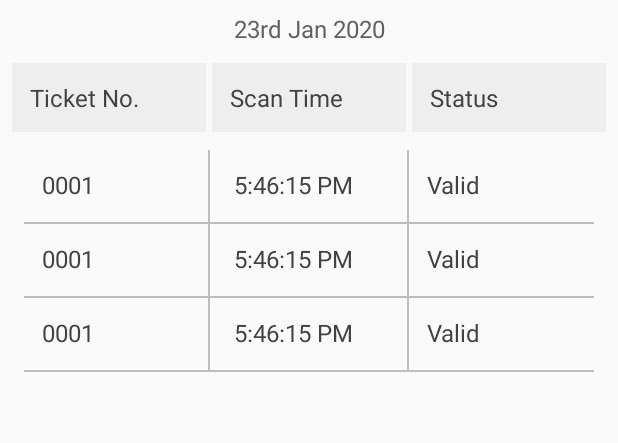
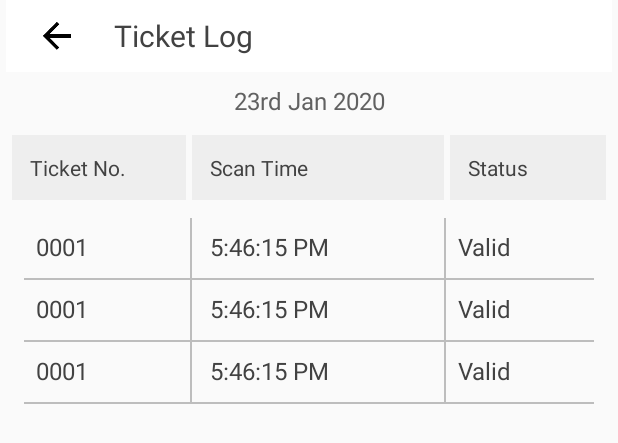
Before and after one commit to shakiz/QrCodeScanning, an Android app: the layout activity_ticket_log.xml on its own in the app's theme, with its tools: preview values and no code run, on a phone screen of 412 x 824 dp. Shown: the top 443 px of the screen. Run offline under Robolectric (Android 15) with nearby library versions, the phone set to English and light mode, and no system bars.

Commit message:
ui update and back pressed ticket log

```diff
--- a/app/src/main/AndroidManifest.xml
+++ b/app/src/main/AndroidManifest.xml
@@ -13,9 +13,13 @@
         android:networkSecurityConfig="@xml/network_security_config"
         android:supportsRtl="true"
         android:theme="@style/AppThemeNoActionBar">
-        <activity android:name=".TicketLogActivity"></activity>
+
+        <activity android:name=".TicketLogActivity"/>
+
         <activity android:name=".ProfileActivity" />
+
         <activity android:name=".onboard.MainActivity">
+
             <intent-filter>
                 <action android:name="android.intent.action.MAIN" />
 
--- a/app/src/main/java/com/shakil/qrcodescanning/ProfileActivity.java
+++ b/app/src/main/java/com/shakil/qrcodescanning/ProfileActivity.java
@@ -1,8 +1,6 @@
 package com.shakil.qrcodescanning;
 
 import androidx.appcompat.app.AppCompatActivity;
-import androidx.appcompat.widget.Toolbar;
-
 import android.content.Intent;
 import android.os.Bundle;
 import android.view.View;
--- a/app/src/main/java/com/shakil/qrcodescanning/TicketLogActivity.java
+++ b/app/src/main/java/com/shakil/qrcodescanning/TicketLogActivity.java
@@ -4,15 +4,16 @@ import androidx.appcompat.app.AppCompatActivity;
 import androidx.recyclerview.widget.LinearLayoutManager;
 import androidx.recyclerview.widget.RecyclerView;
 import android.app.ProgressDialog;
+import android.content.Intent;
 import android.os.AsyncTask;
 import android.os.Bundle;
 import android.os.Handler;
 import android.view.View;
 import android.widget.ImageView;
 import android.widget.TextView;
-
 import com.shakil.qrcodescanning.adapter.TicketLogListAdapter;
 import com.shakil.qrcodescanning.model.Ticket;
+import com.shakil.qrcodescanning.onboard.MainActivity;
 import java.util.ArrayList;
 import retrofit2.Call;
 import retrofit2.Callback;
@@ -24,6 +25,7 @@ public class TicketLogActivity extends AppCompatActivity {
     private AllApiService allApiService;
     private ImageView sadIcon;
     private TextView noData;
+    private ImageView back;
 
     @Override
     protected void onCreate(Bundle savedInstanceState) {
@@ -36,9 +38,17 @@ public class TicketLogActivity extends AppCompatActivity {
     private void initUI() {
         sadIcon = findViewById(R.id.SadIcon);
         noData = findViewById(R.id.NoDataMessage);
+        back = findViewById(R.id.back);
         ticketLogList = new ArrayList<>();
 
         new BackgroundDataLoad().execute();
+
+        back.setOnClickListener(new View.OnClickListener() {
+            @Override
+            public void onClick(View v) {
+                startActivity(new Intent(TicketLogActivity.this, MainActivity.class));
+            }
+        });
     }
 
     private void loadListView() {
--- a/app/src/main/res/layout/activity_main.xml
+++ b/app/src/main/res/layout/activity_main.xml
@@ -116,12 +116,14 @@
         android:layout_alignParentBottom="true"
         android:gravity="center"
         android:layout_marginBottom="16dp"
+        android:paddingBottom="8dp"
+        android:paddingTop="8dp"
         android:orientation="horizontal">
 
         <Button
             android:id="@+id/scanAgain"
-            android:layout_width="wrap_content"
-            android:layout_height="wrap_content"
+            android:layout_width="144dp"
+            android:layout_height="40dp"
             android:gravity="center"
             android:textAllCaps="false"
             android:textColor="@color/md_white_1000"
@@ -134,8 +136,8 @@
 
         <Button
             android:id="@+id/ticketLog"
-            android:layout_width="wrap_content"
-            android:layout_height="wrap_content"
+            android:layout_width="144dp"
+            android:layout_height="40dp"
             android:textAllCaps="false"
             android:textColor="@color/md_white_1000"
             android:clickable="true"
--- a/app/src/main/res/layout/activity_ticket_log.xml
+++ b/app/src/main/res/layout/activity_ticket_log.xml
@@ -1,10 +1,44 @@
 <LinearLayout android:layout_width="match_parent"
     android:layout_height="match_parent"
     xmlns:tools="http://schemas.android.com/tools"
+    xmlns:app="http://schemas.android.com/apk/res-auto"
     android:layout_marginLeft="4dp"
     android:layout_marginRight="4dp"
     android:orientation="vertical"
     xmlns:android="http://schemas.android.com/apk/res/android">
+
+    <com.google.android.material.appbar.AppBarLayout
+        android:layout_width="match_parent"
+        android:layout_height="48dp"
+        app:elevation="0dp"
+        android:id="@+id/app_bar">
+
+        <androidx.appcompat.widget.Toolbar
+            android:layout_width="match_parent"
+            android:layout_height="match_parent"
+            android:id="@+id/tool_bar"
+            android:background="@color/md_white_1000">
+
+            <ImageView
+                android:id="@+id/back"
+                android:layout_width="36dp"
+                android:layout_height="36dp"
+                android:padding="4dp"
+                android:src="@drawable/ic_back"/>
+
+            <TextView
+                android:layout_width="wrap_content"
+                android:layout_height="wrap_content"
+                android:textColor="@color/md_grey_800"
+                android:textSize="20sp"
+                android:layout_marginLeft="32dp"
+                android:gravity="center"
+                android:padding="4dp"
+                android:text="@string/ticket_log"/>
+
+        </androidx.appcompat.widget.Toolbar>
+
+    </com.google.android.material.appbar.AppBarLayout>
 
     <TextView
         android:id="@+id/CurrentDate"
@@ -28,10 +62,10 @@
         <TextView
             android:layout_width="0dp"
             android:layout_height="wrap_content"
-            android:layout_weight="1"
+            android:layout_weight=".9"
             android:background="@color/md_grey_200"
             android:padding="12dp"
-            android:textSize="16sp"
+            android:textSize="14sp"
             android:ellipsize="end"
             android:textColor="@color/md_grey_800"
             android:text="@string/ticket_no"/>
@@ -39,12 +73,12 @@
         <TextView
             android:layout_width="0dp"
             android:layout_height="wrap_content"
-            android:layout_weight="1"
+            android:layout_weight="1.3"
             android:background="@color/md_grey_200"
             android:padding="12dp"
             android:layout_marginLeft="4dp"
             android:layout_marginRight="4dp"
-            android:textSize="16sp"
+            android:textSize="14sp"
             android:ellipsize="end"
             android:textColor="@color/md_grey_800"
             android:text="@string/scan_time"/>
@@ -52,10 +86,10 @@
         <TextView
             android:layout_width="0dp"
             android:layout_height="wrap_content"
-            android:layout_weight="1"
+            android:layout_weight=".8"
             android:background="@color/md_grey_200"
             android:padding="12dp"
-            android:textSize="16sp"
+            android:textSize="14sp"
             android:ellipsize="end"
             android:textColor="@color/md_grey_800"
             android:text="@string/status"/>
@@ -68,6 +102,7 @@
         android:layout_height="36dp"
         android:src="@drawable/ic_sad_2"
         android:visibility="gone"
+        android:layout_margin="4dp"
         android:layout_gravity="center" />
 
     <TextView
--- a/app/src/main/res/layout/adapter_recycler_ticket_log_list.xml
+++ b/app/src/main/res/layout/adapter_recycler_ticket_log_list.xml
@@ -13,7 +13,7 @@
 
         <LinearLayout
             android:layout_width="match_parent"
-            android:layout_height="48dp"
+            android:layout_height="40dp"
             android:orientation="horizontal"
             android:layout_marginLeft="4dp"
             android:layout_marginRight="4dp"
@@ -23,8 +23,8 @@
                 android:id="@+id/TicketNo"
                 android:layout_width="0dp"
                 android:layout_height="wrap_content"
-                android:layout_weight="1"
-                android:padding="12dp"
+                android:layout_weight=".9"
+                android:padding="8dp"
                 android:textSize="16sp"
                 android:ellipsize="end"
                 android:maxLines="1"
@@ -33,15 +33,15 @@
 
             <View
                 android:layout_width="1dp"
-                android:layout_height="48dp"
+                android:layout_height="40dp"
                 android:background="@color/md_grey_400"/>
 
             <TextView
                 android:id="@+id/ScanTime"
                 android:layout_width="0dp"
                 android:layout_height="wrap_content"
-                android:layout_weight="1"
-                android:padding="12dp"
+                android:layout_weight="1.3"
+                android:padding="8dp"
                 android:layout_marginLeft="4dp"
                 android:layout_marginRight="4dp"
                 android:textSize="16sp"
@@ -52,15 +52,15 @@
 
             <View
                 android:layout_width="1dp"
-                android:layout_height="48dp"
+                android:layout_height="40dp"
                 android:background="@color/md_grey_400"/>
 
             <TextView
                 android:id="@+id/Status"
                 android:layout_width="0dp"
                 android:layout_height="wrap_content"
-                android:layout_weight="1"
-                android:padding="12dp"
+                android:layout_weight=".8"
+                android:padding="8dp"
                 android:textSize="16sp"
                 android:maxLines="1"
                 android:ellipsize="end"
--- a/app/src/main/res/values/strings.xml
+++ b/app/src/main/res/values/strings.xml
@@ -20,4 +20,5 @@
     <string name="ticket_no_hint">0001</string>
     <string name="scan_time_hint">5:46:15 PM</string>
     <string name="status_hint">Valid</string>
+    <string name="ticket_log">Ticket Log</string>
 </resources>
```
